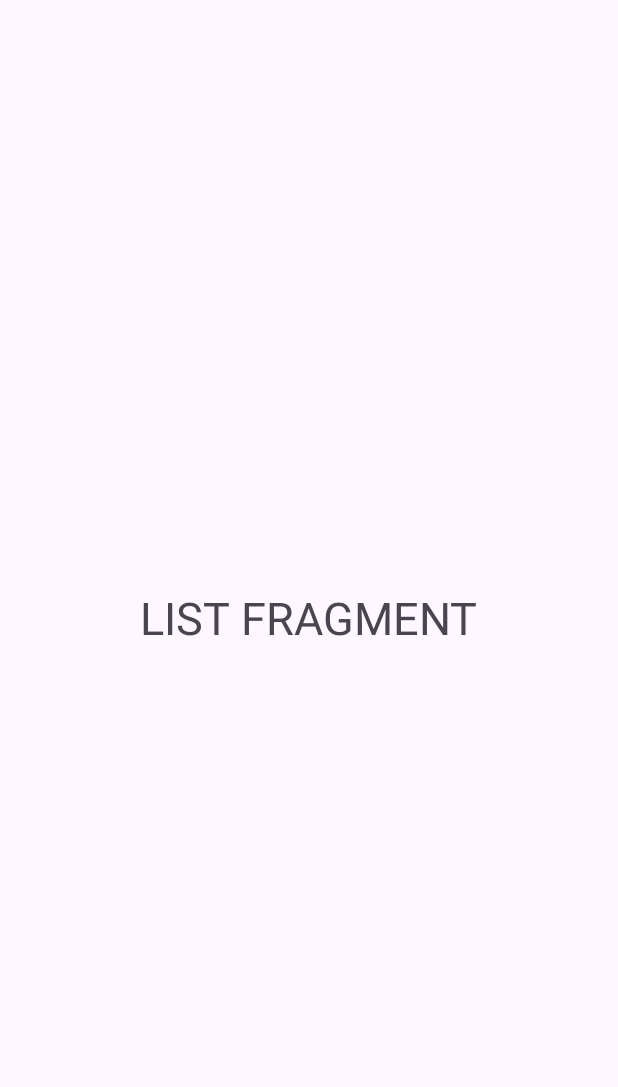
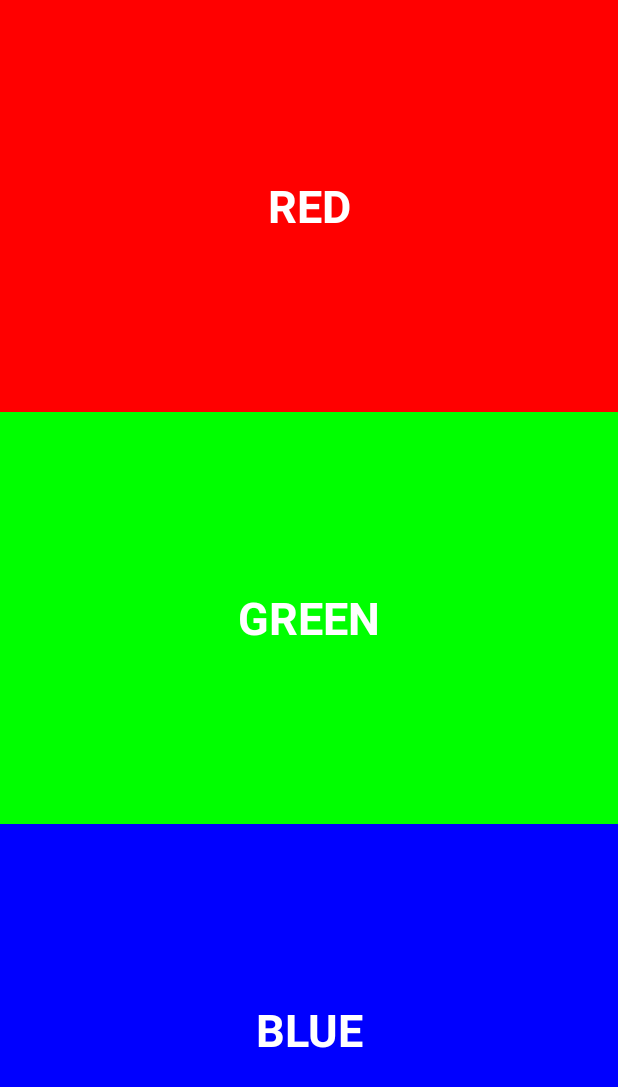
Before and after one commit to ASBcep/M08-UF1-1.6_FT_Fragments, an Android app: the screen it shows after launch (MainActivity), on a phone screen of 412 x 824 dp. Shown: the top 1087 px of the screen. Run offline under Robolectric (Android 15) with nearby library versions, the phone set to English and light mode, and no system bars.

Commit message:
vídeo 25 enllestit

```diff
--- /dev/null
+++ b/app/src/main/java/asb/m08/Fragments/FirstFragment.kt
@@ -0,0 +1,51 @@
+package asb.m08.Fragments
+
+import android.graphics.Color
+import android.os.Bundle
+import android.view.LayoutInflater
+import android.view.View
+import android.view.ViewGroup
+import android.widget.TextView
+import androidx.fragment.app.Fragment
+
+class FirstFragment: Fragment() {
+    override fun onCreateView(
+        inflater: LayoutInflater,
+        container: ViewGroup?,
+        savedInstanceState: Bundle?
+    ): View?
+    {
+        //assigno el layout al fragment
+        var view = inflater.inflate(R.layout.fragment_first, container, false)
+
+        var lblRed = view.findViewById<TextView>(R.id.BtnRed)
+        var lblBlue = view.findViewById<TextView>(R.id.BtnBlue)
+        var lblGreen = view.findViewById<TextView>(R.id.BtnGreen)
+
+        lblRed.setOnClickListener()
+        {
+            sendData(Color.RED)
+        }
+        lblBlue.setOnClickListener()
+        {
+            sendData(Color.BLUE)
+        }
+        lblGreen.setOnClickListener()
+        {
+            sendData(Color.GREEN)
+        }
+
+
+        return view
+    }
+
+    fun sendData(color: Int) {
+        //referència al segon fragment
+        var second = activity?.supportFragmentManager?.findFragmentById(R.id.FrgSecond) as SecondFragment
+
+        if (second != null)
+        {
+            second.updateData(color)
+        }
+    }
+}
--- a/app/src/main/java/asb/m08/Fragments/ListFragment.kt
+++ /dev/null
@@ -1,19 +0,0 @@
-package asb.m08.Fragments
-
-import android.os.Bundle
-import android.view.LayoutInflater
-import android.view.View
-import android.view.ViewGroup
-import androidx.fragment.app.Fragment
-
-class ListFragment: Fragment() {
-    override fun onCreateView(
-        inflater: LayoutInflater,
-        container: ViewGroup?,
-        savedInstanceState: Bundle?
-    ): View?
-    {
-        //assigno el layout al fragment
-        return inflater.inflate(R.layout.fragment_list, container, false)
-    }
-}
--- a/app/src/main/res/layout/activity_main.xml
+++ b/app/src/main/res/layout/activity_main.xml
@@ -2,8 +2,8 @@
 
 <fragment
     xmlns:android="http://schemas.android.com/apk/res/android"
-    class="asb.m08.Fragments.ListFragment"
-    android:id="@+id/FrgList"
+    class="asb.m08.Fragments.FirstFragment"
+    android:id="@+id/FrgFirst"
     android:layout_width="match_parent"
     android:layout_height="match_parent"
 />
--- /dev/null
+++ b/app/src/main/res/layout/fragment_first.xml
@@ -0,0 +1,56 @@
+<?xml version="1.0" encoding="utf-8"?>
+<!--FrameLayout
+    xmlns:android="http://schemas.android.com/apk/res/android"
+    android:layout_width="match_parent"
+    android:layout_height="match_parent"-->
+
+    <!--TextView
+        android:layout_width="wrap_content"
+        android:layout_height="wrap_content"
+        android:text="LIST FRAGMENT"
+        android:textSize="30dp"
+        android:layout_gravity="center"
+    /-->
+<!--/FrameLayout-->
+<LinearLayout
+    xmlns:android="http://schemas.android.com/apk/res/android"
+    android:layout_width="match_parent"
+    android:layout_height="match_parent"
+    android:orientation="vertical">
+    <TextView
+        android:id="@+id/BtnRed"
+        android:layout_width="match_parent"
+        android:layout_height="0dp"
+        android:layout_weight="1"
+        android:text="RED"
+        android:textSize="30sp"
+        android:textStyle="bold"
+        android:textColor="#ffffff"
+        android:background="#ff0000"
+        android:gravity="center" />
+
+    <TextView
+        android:id="@+id/BtnGreen"
+        android:layout_width="match_parent"
+        android:layout_height="0dp"
+        android:layout_weight="1"
+        android:text="GREEN"
+        android:textSize="30sp"
+        android:textStyle="bold"
+        android:textColor="#ffffff"
+        android:background="#00ff00"
+        android:gravity="center" />
+
+    <TextView
+        android:id="@+id/BtnBlue"
+        android:layout_width="match_parent"
+        android:layout_height="0dp"
+        android:layout_weight="1"
+        android:text="BLUE"
+        android:textSize="30sp"
+        android:textStyle="bold"
+        android:textColor="#ffffff"
+        android:background="#0000ff"
+        android:gravity="center" />
+
+</LinearLayout>
--- a/app/src/main/res/layout/fragment_list.xml
+++ /dev/null
@@ -1,16 +0,0 @@
-<?xml version="1.0" encoding="utf-8"?>
-<FrameLayout
-    xmlns:android="http://schemas.android.com/apk/res/android"
-    android:layout_width="match_parent"
-    android:layout_height="match_parent">
-
-    <TextView
-        android:layout_width="wrap_content"
-        android:layout_height="wrap_content"
-        android:text="LIST FRAGMENT"
-        android:textSize="30dp"
-        android:layout_gravity="center"
-    />
-
-
-</FrameLayout>
```
Also changed, not shown: app/src/main/java/asb/m08/Fragments/DetailFragment.kt (deleted, +0 -19 lines), app/src/main/java/asb/m08/Fragments/SecondFragment.kt (added, +43 -0 lines), app/src/main/res/layout-large-port/activity_main.xml (+4 -4 lines), app/src/main/res/layout-large/activity_main.xml (+4 -4 lines), app/src/main/res/layout/fragment_detail.xml (deleted, +0 -16 lines), app/src/main/res/layout/fragment_second.xml (added, +21 -0 lines).
